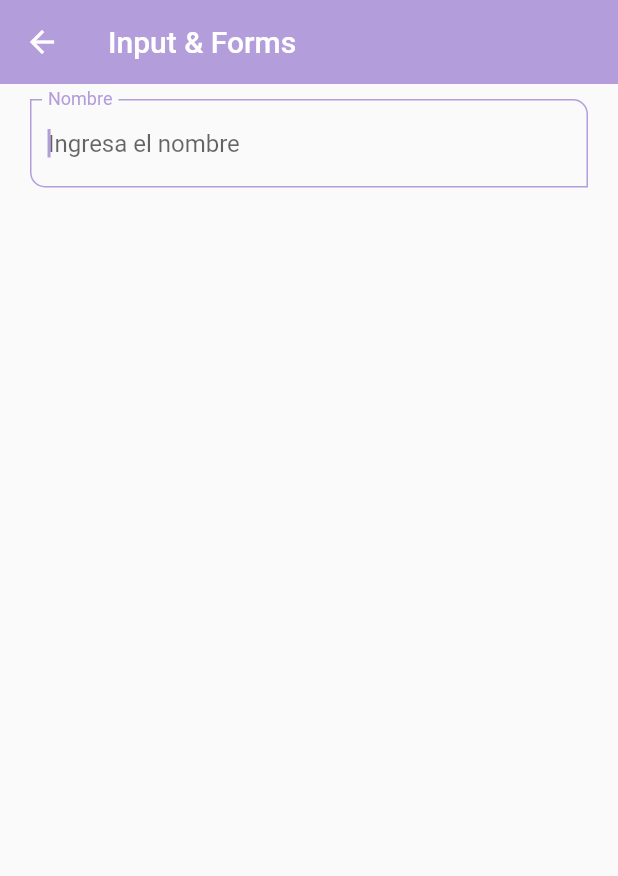
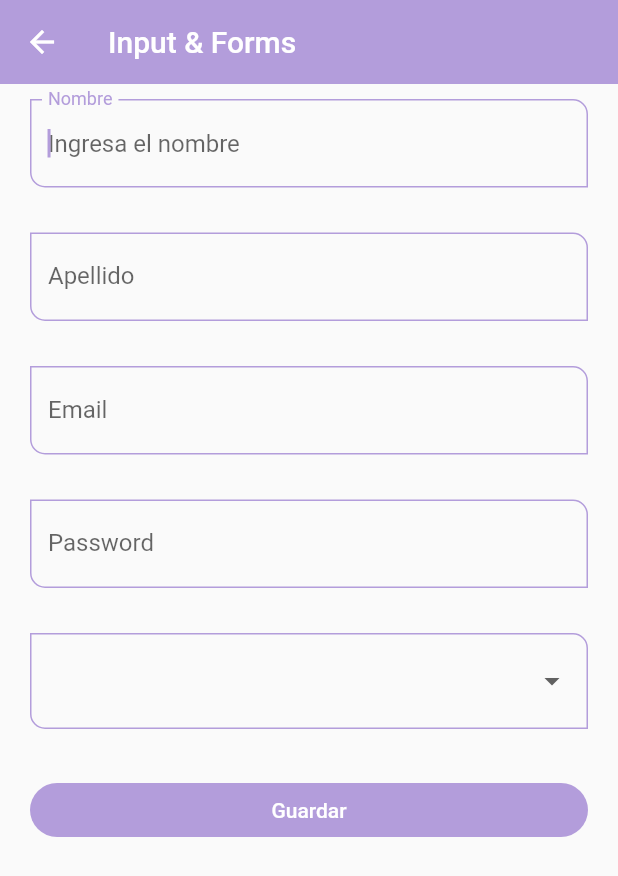
Before and after one commit to jsapuyesp/components-app-flutter, a Flutter app: the InputScreen screen opened by its route, on a phone screen of 412 x 824 dp. Shown: the top 876 px of the screen. Run offline on Flutter 3.47's test engine with Material 2 defaults, Android fonts, the phone set to English and light mode, and no system bars.

Commit message:
Curso clase 95

```diff
--- a/lib/models/menu_option.dart
+++ b/lib/models/menu_option.dart
@@ -6,9 +6,5 @@ class MenuOption {
   final String name;
   final Widget screen;
 
-  MenuOption(
-      {required this.route,
-      required this.name,
-      required this.screen,
-      required this.icon});
+  MenuOption({required this.route, required this.name, required this.screen, required this.icon});
 }
--- a/lib/router/app_routes.dart
+++ b/lib/router/app_routes.dart
@@ -12,50 +12,27 @@ class AppRoutes {
     //     name: 'Home Screen',
     //     screen: const HomeScreen(),
     //     icon: Icons.home),
-    MenuOption(
-        route: 'listView',
-        name: 'ListView Screen',
-        screen: const ListViewScreen(),
-        icon: Icons.list),
-    MenuOption(
-        route: 'listViewFinished',
-        name: 'ListView Finished Screen',
-        screen: const ListViewFinishedScreen(),
-        icon: Icons.list_alt),
-    MenuOption(
-        route: 'alert',
-        name: 'Alert Screen',
-        screen: const AlertScreen(),
-        icon: Icons.warning),
-    MenuOption(
-        route: 'card',
-        name: 'Card Screen',
-        screen: const CardScreen(),
-        icon: Icons.credit_card),
-    MenuOption(
-        route: 'avatar',
-        name: 'Avatar Screen',
-        screen: const AvatarScreen(),
-        icon: Icons.person),
-    MenuOption(
-        route: 'container',
-        name: 'Container Screen',
-        screen: const ContainerScreen(),
-        icon: Icons.computer),
-    MenuOption(
-        route: 'input',
-        name: 'Input Screen',
-        screen: const InputScreen(),
-        icon: Icons.input),
+    MenuOption(route: 'listView', name: 'ListView Screen', screen: const ListViewScreen(), icon: Icons.list),
+    MenuOption(route: 'listViewFinished', name: 'ListView Finished Screen', screen: const ListViewFinishedScreen(), icon: Icons.list_alt),
+    MenuOption(route: 'alert', name: 'Alert Screen', screen: const AlertScreen(), icon: Icons.warning),
+    MenuOption(route: 'card', name: 'Card Screen', screen: const CardScreen(), icon: Icons.credit_card),
+    MenuOption(route: 'avatar', name: 'Avatar Screen', screen: const AvatarScreen(), icon: Icons.person),
+    MenuOption(route: 'container', name: 'Container Screen', screen: const ContainerScreen(), icon: Icons.computer),
+    MenuOption(route: 'input', name: 'Input Screen', screen: const InputScreen(), icon: Icons.input),
+    MenuOption(route: 'slider', name: 'Slider Screen', screen: const SliderScreen(), icon: Icons.soap_outlined),
   ];
 
   static Map<String, Widget Function(BuildContext)> getAppRoutes() {
     Map<String, Widget Function(BuildContext)> appRoutes = {};
 
-    appRoutes.addAll({'home': (BuildContext context) => const HomeScreen()});
+    appRoutes.addAll({
+      'home': (BuildContext context) => const HomeScreen()
+    });
 
     for (final option in menuOptions) {
-      appRoutes.addAll({option.route: (BuildContext context) => option.screen});
+      appRoutes.addAll({
+        option.route: (BuildContext context) => option.screen
+      });
     }
 
     return appRoutes;
--- a/lib/screens/avatar_screen.dart
+++ b/lib/screens/avatar_screen.dart
@@ -19,10 +19,7 @@ class AvatarScreen extends StatelessWidget {
         ],
       ),
       body: const Center(
-        child: CircleAvatar(
-            maxRadius: 120,
-            backgroundImage: NetworkImage(
-                'https://static.wikia.nocookie.net/marvelcinematicuniverse/images/8/87/Stan_Lee.png/revision/latest?cb=20190303192815&path-prefix=es')),
+        child: CircleAvatar(maxRadius: 120, backgroundImage: NetworkImage('https://static.wikia.nocookie.net/marvelcinematicuniverse/images/8/87/Stan_Lee.png/revision/latest?cb=20190303192815&path-prefix=es')),
       ),
     );
   }
--- a/lib/screens/container_screen.dart
+++ b/lib/screens/container_screen.dart
@@ -21,10 +21,8 @@ class _ContainerScreenState extends State<ContainerScreen> {
     setState(() {
       _width = random.nextInt(200).toDouble() + 20;
       _height = random.nextInt(200).toDouble() + 20;
-      _color = Color.fromRGBO(
-          random.nextInt(255), random.nextInt(255), random.nextInt(255), 1);
-      _borderRadius =
-          BorderRadius.circular(random.nextInt(100).toDouble() + 10);
+      _color = Color.fromRGBO(random.nextInt(255), random.nextInt(255), random.nextInt(255), 1);
+      _borderRadius = BorderRadius.circular(random.nextInt(100).toDouble() + 10);
     });
   }
 
--- a/lib/screens/input_screen.dart
+++ b/lib/screens/input_screen.dart
@@ -6,6 +6,16 @@ class InputScreen extends StatelessWidget {
 
   @override
   Widget build(BuildContext context) {
+    final GlobalKey<FormState> myFormKey = GlobalKey<FormState>();
+
+    final Map<String, String> formValues = {
+      'first_name': '',
+      'last_name': '',
+      'email': '',
+      'password': '',
+      'role': ''
+    };
+
     return Scaffold(
         appBar: AppBar(
           title: const Text('Input & Forms'),
@@ -13,11 +23,88 @@ class InputScreen extends StatelessWidget {
         body: SingleChildScrollView(
           child: Padding(
             padding: const EdgeInsets.symmetric(horizontal: 20, vertical: 10),
-            child: Column(
-              children: const [
-                CustomInputField(
-                    labelText: 'Nombre', hintText: 'Ingresa el nombre')
-              ],
+            child: Form(
+              key: myFormKey,
+              onChanged: () {},
+              child: Column(
+                children: [
+                  CustomInputField(
+                    labelText: 'Nombre',
+                    hintText: 'Ingresa el nombre',
+                    inputType: TextInputType.text,
+                    formValues: formValues,
+                    fromProperty: 'first_name',
+                  ),
+                  const SizedBox(
+                    height: 30,
+                  ),
+                  CustomInputField(
+                    labelText: 'Apellido',
+                    hintText: 'Ingresa el Apellido',
+                    inputType: TextInputType.text,
+                    formValues: formValues,
+                    fromProperty: 'last_name',
+                  ),
+                  const SizedBox(
+                    height: 30,
+                  ),
+                  CustomInputField(
+                    labelText: 'Email',
+                    hintText: 'Ingresa el email',
+                    inputType: TextInputType.emailAddress,
+                    formValues: formValues,
+                    fromProperty: 'email',
+                  ),
+                  const SizedBox(
+                    height: 30,
+                  ),
+                  CustomInputField(
+                    labelText: 'Password',
+                    hintText: 'Ingresa el password',
+                    inputType: TextInputType.text,
+                    obscureText: true,
+                    formValues: formValues,
+                    fromProperty: 'password',
+                  ),
+                  const SizedBox(
+                    height: 30,
+                  ),
+                  DropdownButtonFormField<String>(
+                      items: const [
+                        DropdownMenuItem(value: 'Admin', child: Text('Admin')),
+                        DropdownMenuItem(
+                            value: 'SuperUser', child: Text('SuperUser')),
+                        DropdownMenuItem(
+                            value: 'Developer', child: Text('Developer')),
+                        DropdownMenuItem(
+                            value: 'Jr. Developer',
+                            child: Text('Jr. Developer'))
+                      ],
+                      onChanged: (value) {
+                        formValues['role'] = value ?? 'Admin';
+                      }),
+                  const SizedBox(
+                    height: 30,
+                  ),
+                  ElevatedButton(
+                      child: const SizedBox(
+                        width: double.infinity,
+                        child: Center(
+                          child: Text('Guardar'),
+                        ),
+                      ),
+                      onPressed: () {
+                        FocusScope.of(context).requestFocus(FocusNode());
+                        if (!myFormKey.currentState!.validate()) {
+                          print('Formulario no valido');
+                          return;
+                        }
+
+                        //* Imprimir map
+                        print(formValues);
+                      })
+                ],
+              ),
             ),
           ),
         ));
--- a/lib/screens/listview_finished_screen.dart
+++ b/lib/screens/listview_finished_screen.dart
@@ -21,8 +21,7 @@ class ListViewFinishedScreen extends StatelessWidget {
         itemCount: options.length,
         itemBuilder: (context, index) => ListTile(
           title: Text(options[index]),
-          trailing: const Icon(Icons.arrow_forward_ios_outlined,
-              color: Colors.indigo),
+          trailing: const Icon(Icons.arrow_forward_ios_outlined, color: Colors.indigo),
           onTap: () {},
         ),
         //separatorBuilder: (_, __) => const Divider(),
--- a/lib/screens/screens.dart
+++ b/lib/screens/screens.dart
@@ -1,3 +1,5 @@
+export 'package:components_app/screens/slider_screen.dart';
+
 export 'package:components_app/screens/input_screen.dart';
 
 export 'package:components_app/screens/container_screen.dart';
--- /dev/null
+++ b/lib/screens/slider_screen.dart
@@ -0,0 +1,14 @@
+import 'package:flutter/material.dart';
+
+class SliderScreen extends StatelessWidget {
+  const SliderScreen({Key? key}) : super(key: key);
+
+  @override
+  Widget build(BuildContext context) {
+    return const Scaffold(
+      body: Center(
+        child: Text('SliderScreen'),
+      ),
+    );
+  }
+}
--- a/lib/widgets/custom_input_field.dart
+++ b/lib/widgets/custom_input_field.dart
@@ -6,25 +6,33 @@ class CustomInputField extends StatelessWidget {
   final String? helperText;
   final IconData? icon;
   final IconData? suffixIcon;
+  final TextInputType? inputType;
+  final bool obscureText;
+  final String fromProperty;
+  final Map<String, String> formValues;
 
-  const CustomInputField({
-    Key? key,
-    this.hintText,
-    this.labelText,
-    this.helperText,
-    this.icon,
-    this.suffixIcon,
-  }) : super(key: key);
+  const CustomInputField(
+      {Key? key,
+      this.hintText,
+      this.labelText,
+      this.helperText,
+      this.icon,
+      this.suffixIcon,
+      this.inputType,
+      this.obscureText = false,
+      required this.fromProperty,
+      required this.formValues})
+      : super(key: key);
 
   @override
   Widget build(BuildContext context) {
     return TextFormField(
+      onChanged: (value) => formValues[fromProperty] = value,
       autofocus: true,
       initialValue: null,
       textCapitalization: TextCapitalization.words,
-      onChanged: (value) {
-        print(value);
-      },
+      keyboardType: inputType,
+      obscureText: obscureText,
       validator: (value) {
         if (value == null) return 'Este campo es requerido';
         return value.length < 3 ? 'Minimo 3 caracteres' : null;
```
Also changed, not shown: lib/screens/alert_screen.dart (+4 -9 lines), lib/screens/card_screen.dart (+3 -7 lines), lib/themes/app_theme.dart (+6 -21 lines).
